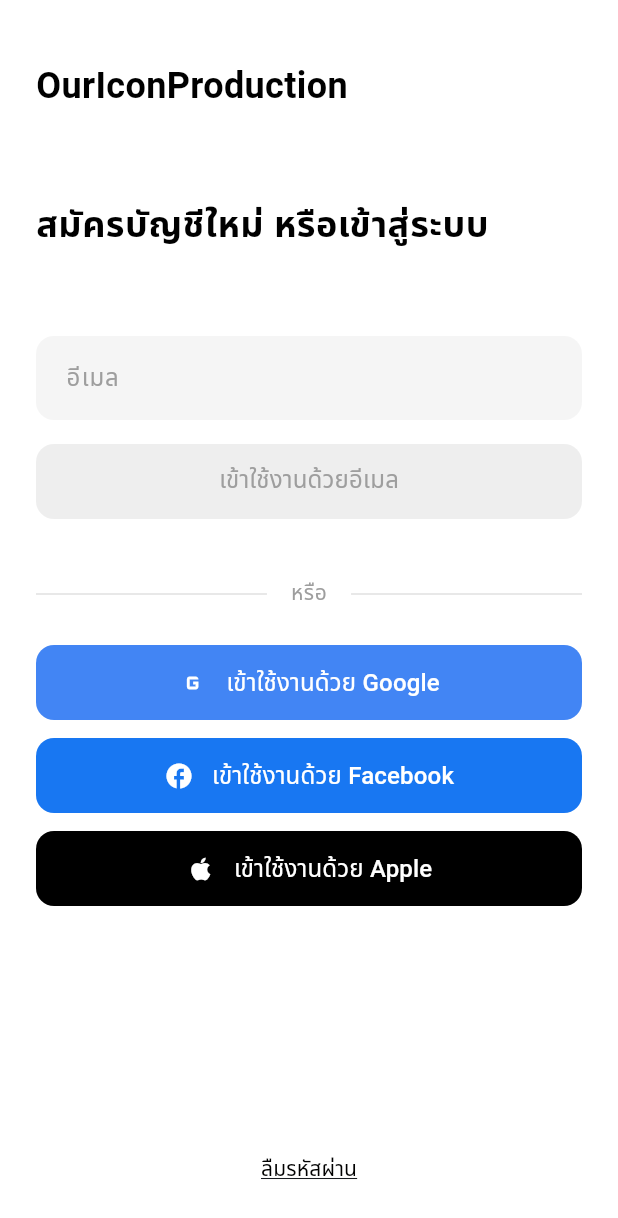
After one commit to ARTTTT-TTTT/local-community-marketplace, a Flutter app: the screen it shows after launch, after a tap on "Open Login Screen", on a phone screen of 412 x 824 dp. The commit adds this screen. Shown: the top 1218 px of the screen. Run offline on Flutter 3.47's test engine with Material 3 defaults, Android fonts, the phone set to English and light mode, and no system bars; Roboto replaces fonts that are missing (Noto Sans Thai).

Commit message:
Add LoginScreen and LoginProvider for email authentication; update SignupScreen color

```diff
--- a/lib/main.dart
+++ b/lib/main.dart
@@ -3,6 +3,7 @@ import 'screens/signup_screen.dart';
 import 'screens/onboarding_screen.dart';
 import 'screens/splash_screen.dart';
 import 'screens/email_verification_screen.dart';
+import 'screens/login_screen.dart';
 
 void main() {
   runApp(const MyApp());
@@ -86,6 +87,16 @@ class DemoHomeScreen extends StatelessWidget {
               },
               child: const Text('Open Email Verification Screen'),
             ),
+            const SizedBox(height: 20),
+            ElevatedButton(
+              onPressed: () {
+                Navigator.push(
+                  context,
+                  MaterialPageRoute(builder: (context) => const LoginScreen()),
+                );
+              },
+              child: const Text('Open Login Screen'),
+            ),
           ],
         ),
       ),
--- /dev/null
+++ b/lib/screens/login_screen.dart
@@ -0,0 +1,252 @@
+import 'package:flutter/material.dart';
+import 'package:provider/provider.dart';
+import 'package:community_marketplace/providers/login_provider.dart';
+import 'package:community_marketplace/screens/email_verification_screen.dart';
+
+class LoginScreen extends StatelessWidget {
+  const LoginScreen({super.key});
+
+  @override
+  Widget build(BuildContext context) {
+    return ChangeNotifierProvider(
+      create: (context) => LoginProvider(),
+      child: const _LoginScreenContent(),
+    );
+  }
+}
+
+class _LoginScreenContent extends StatelessWidget {
+  const _LoginScreenContent();
+
+  @override
+  Widget build(BuildContext context) {
+    return Consumer<LoginProvider>(
+      builder: (context, provider, child) {
+        return Scaffold(
+          backgroundColor: Colors.white,
+          body: SafeArea(
+            child: Padding(
+              padding: const EdgeInsets.symmetric(horizontal: 24.0),
+              child: Column(
+                crossAxisAlignment: CrossAxisAlignment.start,
+                children: [
+                  const SizedBox(height: 40),
+
+                  // App Logo and Name
+                  Row(
+                    children: [
+                      const Text(
+                        'OurIconProduction',
+                        style: TextStyle(
+                          fontSize: 24,
+                          fontWeight: FontWeight.w600,
+                          color: Colors.black,
+                        ),
+                      ),
+                    ],
+                  ),
+
+                  const SizedBox(height: 60),
+
+                  // Title
+                  const Text(
+                    'สมัครบัญชีใหม่ หรือเข้าสู่ระบบ',
+                    style: TextStyle(
+                      fontSize: 24,
+                      fontWeight: FontWeight.bold,
+                      color: Colors.black,
+                    ),
+                  ),
+
+                  const SizedBox(height: 40),
+
+                  const SizedBox(height: 16),
+
+                  // Email Input Field and Button
+                  Container(
+                    decoration: BoxDecoration(
+                      color: Colors.grey[100],
+                      borderRadius: BorderRadius.circular(12),
+                    ),
+                    child: TextFormField(
+                      controller: provider.emailController,
+                      keyboardType: TextInputType.emailAddress,
+                      style: const TextStyle(fontSize: 16, color: Colors.black),
+                      decoration: const InputDecoration(
+                        hintText: 'อีเมล',
+                        hintStyle: TextStyle(color: Colors.grey, fontSize: 16),
+                        border: InputBorder.none,
+                        contentPadding: EdgeInsets.symmetric(
+                          horizontal: 20,
+                          vertical: 16,
+                        ),
+                      ),
+                      onChanged: provider.onEmailChanged,
+                    ),
+                  ),
+
+                  const SizedBox(height: 16),
+
+                  // Continue with Email Button
+                  SizedBox(
+                    width: double.infinity,
+                    height: 50,
+                    child: ElevatedButton(
+                      onPressed: provider.isEmailValid
+                          ? () => _handleEmailLogin(context, provider)
+                          : null,
+                      style: ElevatedButton.styleFrom(
+                        backgroundColor: Colors.grey[300],
+                        foregroundColor: Colors.black,
+                        elevation: 0,
+                        shape: RoundedRectangleBorder(
+                          borderRadius: BorderRadius.circular(12),
+                        ),
+                        disabledBackgroundColor: Colors.grey[200],
+                      ),
+                      child: Text(
+                        'เข้าใช้งานด้วยอีเมล',
+                        style: TextStyle(
+                          fontSize: 16,
+                          fontWeight: FontWeight.w500,
+                          color: provider.isEmailValid
+                              ? Colors.black
+                              : Colors.grey,
+                        ),
+                      ),
+                    ),
+                  ),
+
+                  const SizedBox(height: 40),
+
+                  // Divider with "หรือ"
+                  Row(
+                    children: [
+                      Expanded(
+                        child: Container(height: 1, color: Colors.grey[300]),
+                      ),
+                      const Padding(
+                        padding: EdgeInsets.symmetric(horizontal: 16),
+                        child: Text(
+                          'หรือ',
+                          style: TextStyle(color: Colors.grey, fontSize: 14),
+                        ),
+                      ),
+                      Expanded(
+                        child: Container(height: 1, color: Colors.grey[300]),
+                      ),
+                    ],
+                  ),
+
+                  const SizedBox(height: 24),
+
+                  // Social Login Buttons
+                  _buildSocialButton(
+                    icon: Icons.g_mobiledata,
+                    text: 'เข้าใช้งานด้วย Google',
+                    backgroundColor: const Color(0xFF4285F4),
+                    textColor: Colors.white,
+                    onPressed: () => provider.signInWithGoogle(),
+                  ),
+
+                  const SizedBox(height: 12),
+
+                  _buildSocialButton(
+                    icon: Icons.facebook,
+                    text: 'เข้าใช้งานด้วย Facebook',
+                    backgroundColor: const Color(0xFF1877F2),
+                    textColor: Colors.white,
+                    onPressed: () => provider.signInWithFacebook(),
+                  ),
+
+                  const SizedBox(height: 12),
+
+                  _buildSocialButton(
+                    icon: Icons.apple,
+                    text: 'เข้าใช้งานด้วย Apple',
+                    backgroundColor: Colors.black,
+                    textColor: Colors.white,
+                    onPressed: () => provider.signInWithApple(),
+                  ),
+
+                  const Spacer(),
+
+                  // Terms and Conditions
+                  Center(
+                    child: TextButton(
+                      onPressed: () {
+                        // Navigate to terms screen
+                      },
+                      child: const Text(
+                        'ลืมรหัสผ่าน',
+                        style: TextStyle(
+                          color: Colors.black,
+                          fontSize: 14,
+                          decoration: TextDecoration.underline,
+                        ),
+                      ),
+                    ),
+                  ),
+
+                  const SizedBox(height: 20),
+                ],
+              ),
+            ),
+          ),
+        );
+      },
+    );
+  }
+
+  Widget _buildSocialButton({
+    required IconData icon,
+    required String text,
+    required Color backgroundColor,
+    required Color textColor,
+    required VoidCallback onPressed,
+  }) {
+    return SizedBox(
+      width: double.infinity,
+      height: 50,
+      child: ElevatedButton(
+        onPressed: onPressed,
+        style: ElevatedButton.styleFrom(
+          backgroundColor: backgroundColor,
+          foregroundColor: textColor,
+          elevation: 0,
+          shape: RoundedRectangleBorder(
+            borderRadius: BorderRadius.circular(12),
+          ),
+        ),
+        child: Row(
+          mainAxisAlignment: MainAxisAlignment.center,
+          children: [
+            Icon(icon, size: 20, color: textColor),
+            const SizedBox(width: 12),
+            Text(
+              text,
+              style: TextStyle(
+                fontSize: 16,
+                fontWeight: FontWeight.w500,
+                color: textColor,
+              ),
+            ),
+          ],
+        ),
+      ),
+    );
+  }
+
+  void _handleEmailLogin(BuildContext context, LoginProvider provider) {
+    // Navigate to email verification screen
+    Navigator.push(
+      context,
+      MaterialPageRoute(
+        builder: (context) => EmailVerificationScreen(
+          email: provider.emailController.text,
+          referenceCode: 'XYLP',
+        ),
+      ),
+    );
+  }
+}
--- a/lib/screens/signup_screen.dart
+++ b/lib/screens/signup_screen.dart
@@ -82,7 +82,7 @@ class _SignupScreenContent extends StatelessWidget {
                       style: TextStyle(
                         fontSize: 32,
                         fontWeight: FontWeight.bold,
-                        color: Colors.blue,
+                        color: Colors.black,
                       ),
                     ),
 
```
Also changed, not shown: lib/providers/login_provider.dart (added, +110 -0 lines).
